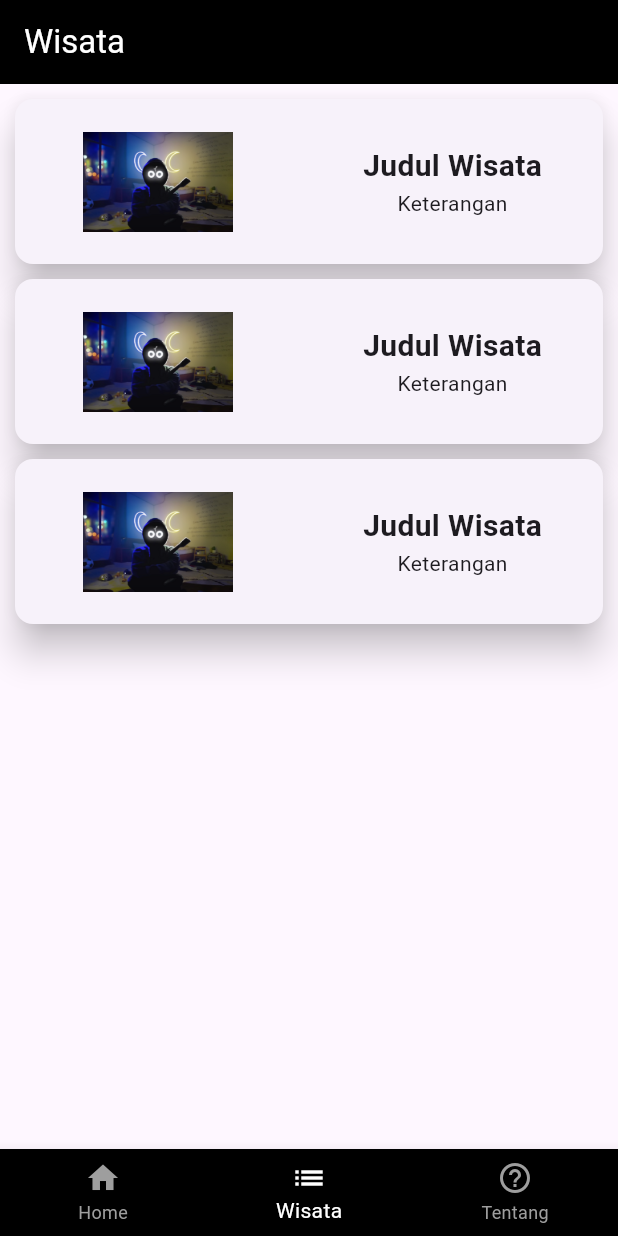
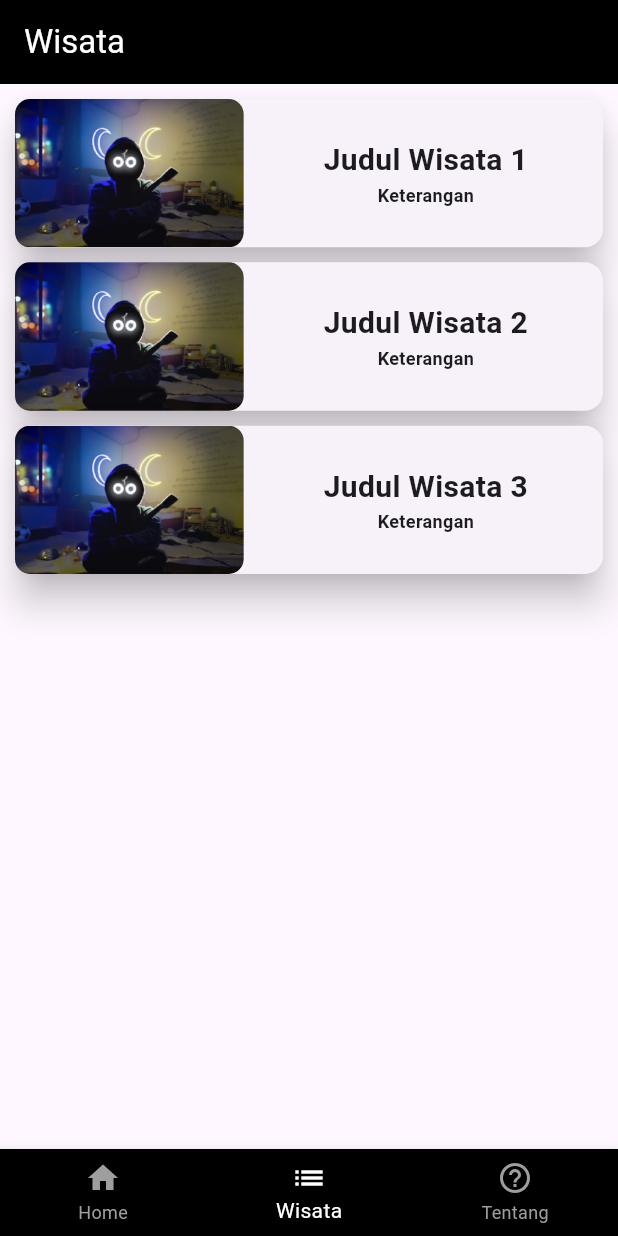
Before and after one commit to rizkychoerul/wisata_mobile_7, a Flutter app: the screen it shows after launch, item 2 of the bottom bar chosen, on a phone screen of 412 x 824 dp. Run offline on Flutter 3.47's test engine with Material 3 defaults, Android fonts, the phone set to English and light mode, and no system bars; our stand-ins replace lottie; network calls fail.

Commit message:
Modifikasi Page Wisata dan Tentang

```diff
--- a/lib/screens/homescreen.dart
+++ b/lib/screens/homescreen.dart
@@ -36,7 +36,7 @@ class _HomescreenState extends State<Homescreen> {
           'Cibodas App',
           style: TextStyle(color: Colors.white),
         ),
-        backgroundColor: kButtonColor,
+        backgroundColor: Colors.black,
       ),
       body: Column(
         children: <Widget>[
@@ -159,20 +159,20 @@ Widget buildAppBar() {
     height: 120,
     margin: const EdgeInsets.only(left: 10, right: 10, top: 20),
     decoration: const BoxDecoration(
-      // color: Colors.white,
+      /*color: Colors.white,*/
       borderRadius: BorderRadius.only(
         topLeft: Radius.circular(20),
         topRight: Radius.circular(20),
         bottomLeft: Radius.circular(20),
         bottomRight: Radius.circular(20),
       ),
-      // boxShadow: [
-      //   BoxShadow(
-      //       color: Colors.grey.withOpacity(0.7),
-      //       spreadRadius: 5,
-      //       blurRadius: 10,
-      //       offset: const Offset(0, 5)),
-      // ],
+      /*boxShadow: [
+        BoxShadow(
+            color: Colors.grey.withOpacity(0.7),
+            spreadRadius: 5,
+            blurRadius: 10,
+            offset: const Offset(0, 5)),
+      ],*/
     ),
     child: const SafeArea(
       child: Center(
--- a/lib/screens/tentang.dart
+++ b/lib/screens/tentang.dart
@@ -8,10 +8,18 @@ class Tentang extends StatefulWidget {
 }
 
 class _TentangState extends State<Tentang> {
+  var styleTitle = TextStyle(fontSize: 20, fontWeight: FontWeight.w700);
+  var styleDetail = TextStyle(fontSize: 12, fontWeight: FontWeight.w700);
+  String textTentang =
+      'Kebun Raya Cibodas merupakan UPT balai Konservasi tumbuhan di bawah pusat konservasi Kebun Raya Bogor. Lokasinya berada di antara gunung Gede dan Pangrango di ketinggian 1425 di atas permukaan laut. Areanya sejuk menempati lahan setidaknya seluas 85 Ha.Selain sebagai balai konservasi, Kebun Raya ini juga membuka diri untuk melayani masyarakat sesuai dengan kebutuhannya. Banyak layanan yang ditawarkan kepada masyarakat di antaranya pendidikan Lingkungan dan penelitian. Namun, Kebun Raya ini juga menjadi destinasi wisata karena kesejukan dan keindahan pemandangannya.';
+
   @override
   Widget build(BuildContext context) {
     return Scaffold(
       appBar: AppBar(
+        iconTheme: IconThemeData(
+          color: Colors.white, // ubah warna arrow back (default hitam)
+        ),
         title: Text(
           'Tentang',
           style: TextStyle(color: Colors.white),
@@ -20,19 +28,32 @@ class _TentangState extends State<Tentang> {
       ),
       body: Center(
         child: Column(
-          mainAxisAlignment: MainAxisAlignment.start,
           children: <Widget>[
             Container(
+              width: 300,
+              height: 150,
               margin: EdgeInsets.only(top: 30, bottom: 10),
-              child: SizedBox(
-                width: 300,
-                height: 150,
-                child: Image(
-                  image: AssetImage('assets/images/Boywithuke.png'),
-                ),
+              decoration: BoxDecoration(
+                borderRadius: BorderRadius.all(Radius.circular(10)),
+                image: DecorationImage(image: AssetImage('assets/images/Boywithuke.png'), fit: BoxFit.cover)
               ),
             ),
-            Text('Cibodas')
+            Column(
+              children: <Widget>[
+                Text(
+                  'Cibodas',
+                  style: styleTitle,
+                ),
+                Padding(
+                  padding: EdgeInsets.only(left: 50, top: 10, right: 50),
+                  child: Text(
+                    textTentang,
+                    textAlign: TextAlign.center,
+                    style: styleDetail,
+                  ),
+                ),
+              ],
+            ),
           ],
         ),
       ),
--- a/lib/screens/wisata.dart
+++ b/lib/screens/wisata.dart
@@ -9,7 +9,8 @@ class Wisata extends StatefulWidget {
 }
 
 class _WisataState extends State<Wisata> {
-  var styleJudul = TextStyle(fontSize: 20, fontWeight: FontWeight.w700);
+  var styleTitle = TextStyle(fontSize: 20, fontWeight: FontWeight.w700);
+  var styleDetail = TextStyle(fontSize: 12, fontWeight: FontWeight.w700);
 
   @override
   Widget build(BuildContext context) {
@@ -24,6 +25,46 @@ class _WisataState extends State<Wisata> {
       body: ListView(
         children: <Widget>[
           GestureDetector(
+            child: Card(
+              elevation: 10,
+              margin: EdgeInsets.only(left: 10, top: 10, right: 10),
+              child: Stack(
+                children: <Widget>[
+                  Row(
+                    mainAxisAlignment: MainAxisAlignment.spaceBetween,
+                    children: <Widget>[
+                      Container(
+                        width: MediaQuery.of(context).size.width * 0.37,
+                        height: MediaQuery.of(context).size.height * 0.12,
+                        decoration: BoxDecoration(
+                            borderRadius: BorderRadius.all(Radius.circular(10)),
+                            image: DecorationImage(
+                                image:
+                                    AssetImage('assets/images/Boywithuke.png'),
+                                fit: BoxFit.cover)),
+                      ),
+                      Container(
+                        margin: EdgeInsets.only(right: 50),
+                        child: Center(
+                          child: Column(
+                            children: <Widget>[
+                              Text(
+                                'Judul Wisata 1',
+                                style: styleTitle,
+                              ),
+                              Text(
+                                'Keterangan',
+                                style: styleDetail,
+                              ),
+                            ],
+                          ),
+                        ),
+                      )
+                    ],
+                  ),
+                ],
+              ),
+            ),
             onTap: () {
               Navigator.of(context).push(
                 MaterialPageRoute(
@@ -31,35 +72,48 @@ class _WisataState extends State<Wisata> {
                 ),
               );
             },
+          ),
+          GestureDetector(
             child: Card(
               elevation: 10,
               margin: EdgeInsets.only(left: 10, top: 10, right: 10),
-              child: Row(
-                mainAxisAlignment: MainAxisAlignment.spaceAround,
+              child: Stack(
+                children: <Widget>[
+                  Row(
+                    mainAxisAlignment: MainAxisAlignment.spaceBetween,
                     children: <Widget>[
                       Container(
-                    margin: EdgeInsets.all(5),
-                    width: 100,
-                    height: 100,
-                    child: Image(
-                        image: AssetImage('assets/images/Boywithuke.png')),
+                        width: MediaQuery.of(context).size.width * 0.37,
+                        height: MediaQuery.of(context).size.height * 0.12,
+                        decoration: BoxDecoration(
+                            borderRadius: BorderRadius.all(Radius.circular(10)),
+                            image: DecorationImage(
+                                image:
+                                    AssetImage('assets/images/Boywithuke.png'),
+                                fit: BoxFit.cover)),
                       ),
                       Container(
+                        margin: EdgeInsets.only(right: 50),
+                        child: Center(
                           child: Column(
-                      children: [
+                            children: <Widget>[
                               Text(
-                          'Judul Wisata',
-                          style: styleJudul,
+                                'Judul Wisata 2',
+                                style: styleTitle,
                               ),
-                        Text('Keterangan'),
+                              Text(
+                                'Keterangan',
+                                style: styleDetail,
+                              ),
                             ],
+                          ),
                         ),
                       )
                     ],
                   ),
+                ],
               ),
             ),
-          GestureDetector(
             onTap: () {
               Navigator.of(context).push(
                 MaterialPageRoute(
@@ -67,35 +121,48 @@ class _WisataState extends State<Wisata> {
                 ),
               );
             },
+          ),
+          GestureDetector(
             child: Card(
               elevation: 10,
               margin: EdgeInsets.only(left: 10, top: 10, right: 10),
-              child: Row(
-                mainAxisAlignment: MainAxisAlignment.spaceAround,
+              child: Stack(
+                children: <Widget>[
+                  Row(
+                    mainAxisAlignment: MainAxisAlignment.spaceBetween,
                     children: <Widget>[
                       Container(
-                    margin: EdgeInsets.all(5),
-                    width: 100,
-                    height: 100,
-                    child: Image(
-                        image: AssetImage('assets/images/Boywithuke.png')),
+                        width: MediaQuery.of(context).size.width * 0.37,
+                        height: MediaQuery.of(context).size.height * 0.12,
+                        decoration: BoxDecoration(
+                            borderRadius: BorderRadius.all(Radius.circular(10)),
+                            image: DecorationImage(
+                                image:
+                                    AssetImage('assets/images/Boywithuke.png'),
+                                fit: BoxFit.cover)),
                       ),
                       Container(
+                        margin: EdgeInsets.only(right: 50),
+                        child: Center(
                           child: Column(
-                      children: [
+                            children: <Widget>[
                               Text(
-                          'Judul Wisata',
-                          style: styleJudul,
+                                'Judul Wisata 3',
+                                style: styleTitle,
                               ),
-                        Text('Keterangan'),
+                              Text(
+                                'Keterangan',
+                                style: styleDetail,
+                              ),
                             ],
+                          ),
                         ),
                       )
                     ],
                   ),
+                ],
               ),
             ),
-          GestureDetector(
             onTap: () {
               Navigator.of(context).push(
                 MaterialPageRoute(
@@ -103,33 +170,6 @@ class _WisataState extends State<Wisata> {
                 ),
               );
             },
-            child: Card(
-              elevation: 10,
-              margin: EdgeInsets.only(left: 10, top: 10, right: 10),
-              child: Row(
-                mainAxisAlignment: MainAxisAlignment.spaceAround,
-                children: <Widget>[
-                  Container(
-                    margin: EdgeInsets.all(5),
-                    width: 100,
-                    height: 100,
-                    child: Image(
-                        image: AssetImage('assets/images/Boywithuke.png')),
-                  ),
-                  Container(
-                    child: Column(
-                      children: [
-                        Text(
-                          'Judul Wisata',
-                          style: styleJudul,
-                        ),
-                        Text('Keterangan'),
-                      ],
-                    ),
-                  )
-                ],
-              ),
-            ),
           ),
         ],
       ),
```
Lines whose indentation alone changed are shown as unchanged.
